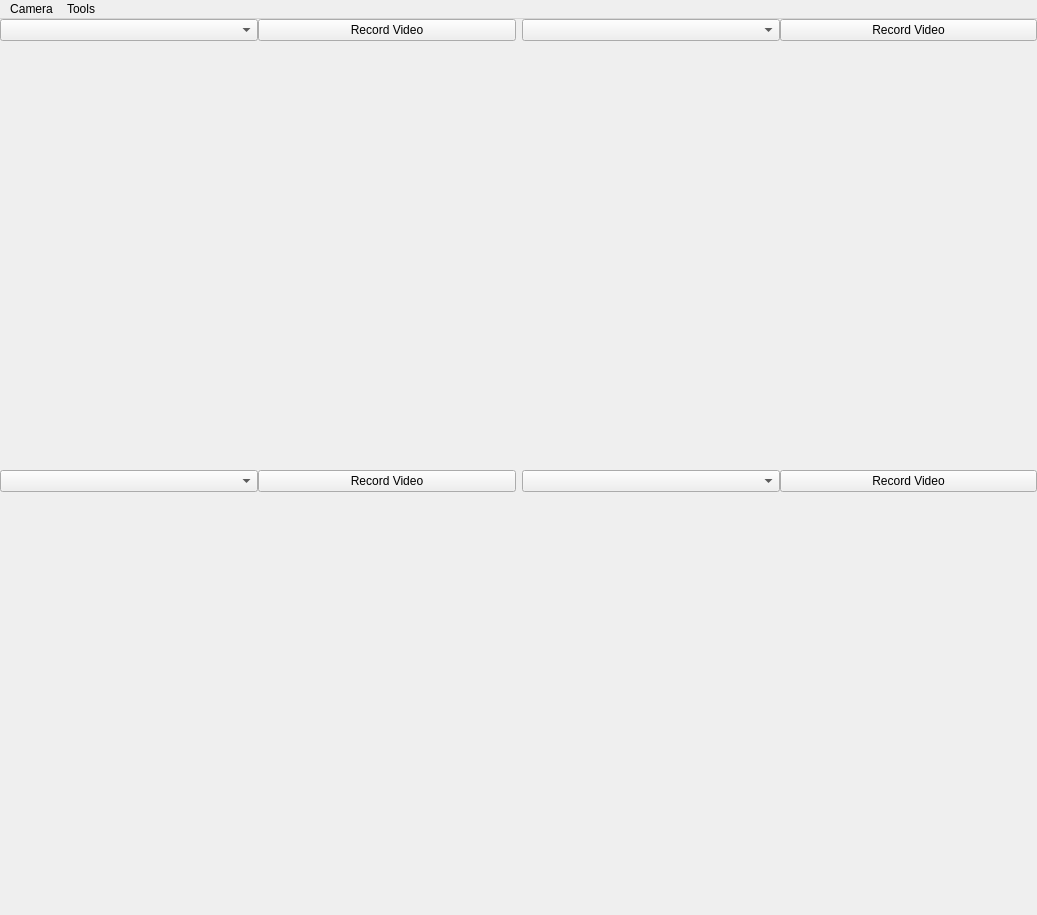
Qt form src/designer/video.ui (marsinstituteSC/MissionControl) before a commit.
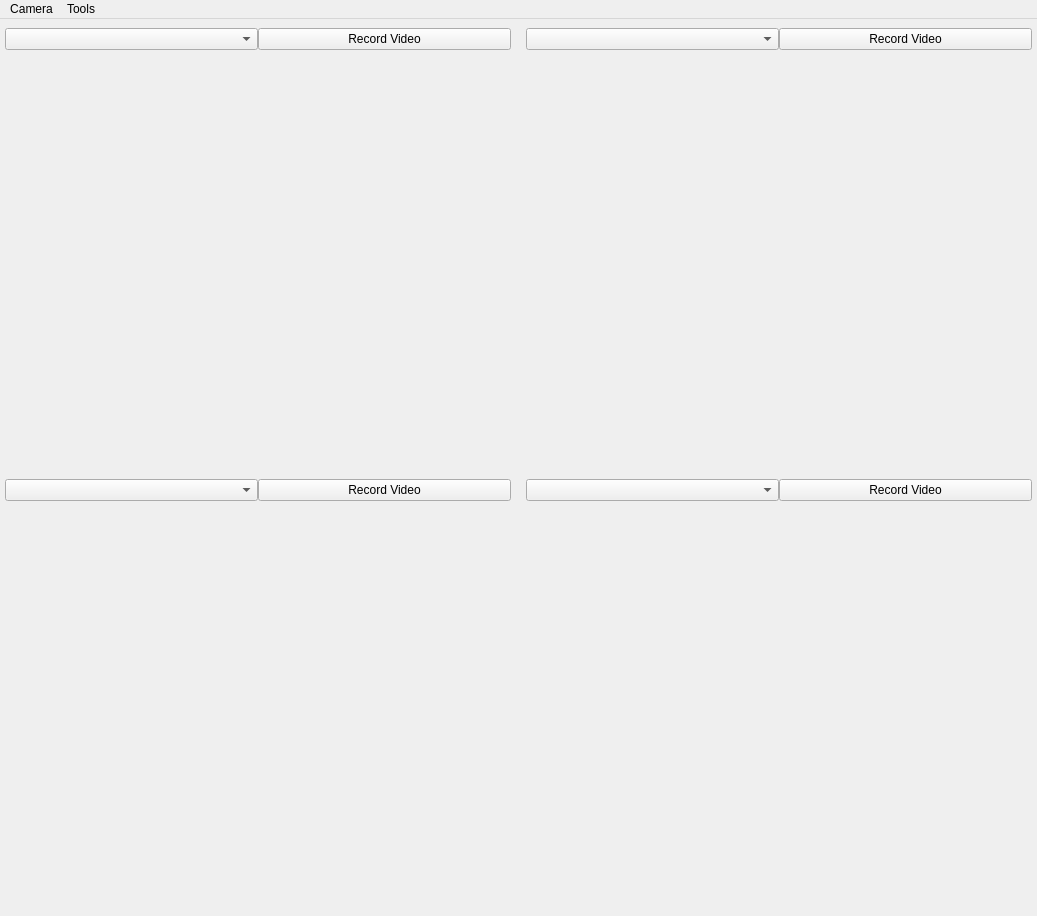
The same form after that commit.

Commit message: Quick layout fix

What changed in the file:
```diff
--- a/src/designer/video.ui
+++ b/src/designer/video.ui
@@ -10,7 +10,7 @@
     <x>0</x>
     <y>0</y>
     <width>1037</width>
-    <height>915</height>
+    <height>916</height>
    </rect>
   </property>
   <property name="windowTitle">
@@ -70,7 +70,7 @@
         <number>0</number>
        </property>
        <property name="spacing">
-        <number>0</number>
+        <number>5</number>
        </property>
        <item row="0" column="0">
         <widget class="QWidget" name="video1_widget" native="true">
@@ -88,17 +88,14 @@
            <number>0</number>
           </property>
           <property name="rightMargin">
-           <number>3</number>
+           <number>0</number>
           </property>
           <property name="bottomMargin">
-           <number>3</number>
+           <number>0</number>
           </property>
           <property name="spacing">
            <number>0</number>
           </property>
-          <item row="0" column="0">
-           <widget class="QComboBox" name="video1_choice"/>
-          </item>
           <item row="1" column="0">
            <widget class="QLabel" name="video1_player">
             <property name="sizePolicy">
@@ -130,11 +127,47 @@
             </property>
            </widget>
           </item>
-          <item row="0" column="1">
-           <widget class="QPushButton" name="record1">
-            <property name="text">
-             <string>Record Video</string>
+          <item row="0" column="0">
+           <widget class="QWidget" name="widget" native="true">
+            <property name="sizePolicy">
+             <sizepolicy hsizetype="Preferred" vsizetype="Preferred">
+              <horstretch>0</horstretch>
+              <verstretch>0</verstretch>
+             </sizepolicy>
             </property>
+            <property name="maximumSize">
+             <size>
+              <width>16777215</width>
+              <height>40</height>
+             </size>
+            </property>
+            <layout class="QHBoxLayout" name="horizontalLayout">
+             <property name="spacing">
+              <number>0</number>
+             </property>
+             <property name="leftMargin">
+              <number>5</number>
+             </property>
+             <property name="topMargin">
+              <number>0</number>
+             </property>
+             <property name="rightMargin">
+              <number>5</number>
+             </property>
+             <property name="bottomMargin">
+              <number>0</number>
+             </property>
+             <item>
+              <widget class="QComboBox" name="video1_choice"/>
+             </item>
+             <item>
+              <widget class="QPushButton" name="record1">
+               <property name="text">
+                <string>Record Video</string>
+               </property>
+              </widget>
+             </item>
+            </layout>
            </widget>
           </item>
          </layout>
@@ -142,9 +175,9 @@
        </item>
        <item row="0" column="1">
         <widget class="QWidget" name="video3_widget" native="true">
-         <layout class="QGridLayout" name="gridLayout_6">
+         <layout class="QGridLayout" name="gridLayout_5">
           <property name="leftMargin">
-           <number>3</number>
+           <number>0</number>
           </property>
           <property name="topMargin">
            <number>0</number>
@@ -153,7 +186,7 @@
            <number>0</number>
           </property>
           <property name="bottomMargin">
-           <number>3</number>
+           <number>0</number>
           </property>
           <property name="spacing">
            <number>0</number>
@@ -178,17 +211,44 @@
            </widget>
           </item>
           <item row="0" column="0">
-           <widget class="QComboBox" name="video3_choice">
-            <property name="editable">
-             <bool>false</bool>
+           <widget class="QWidget" name="widget_3" native="true">
+            <property name="maximumSize">
+             <size>
+              <width>16777215</width>
+              <height>40</height>
+             </size>
             </property>
-           </widget>
-          </item>
-          <item row="0" column="1">
-           <widget class="QPushButton" name="record2">
-            <property name="text">
-             <string>Record Video</string>
-            </property>
+            <layout class="QHBoxLayout" name="horizontalLayout_3">
+             <property name="spacing">
+              <number>0</number>
+             </property>
+             <property name="leftMargin">
+              <number>5</number>
+             </property>
+             <property name="topMargin">
+              <number>0</number>
+             </property>
+             <property name="rightMargin">
+              <number>5</number>
+             </property>
+             <property name="bottomMargin">
+              <number>0</number>
+             </property>
+             <item>
+              <widget class="QComboBox" name="video3_choice">
+               <property name="editable">
+                <bool>false</bool>
+               </property>
+              </widget>
+             </item>
+             <item>
+              <widget class="QPushButton" name="record3">
+               <property name="text">
+                <string>Record Video</string>
+               </property>
+              </widget>
+             </item>
+            </layout>
            </widget>
           </item>
          </layout>
@@ -196,15 +256,15 @@
        </item>
        <item row="1" column="0">
         <widget class="QWidget" name="video2_widget" native="true">
-         <layout class="QGridLayout" name="gridLayout_5">
+         <layout class="QGridLayout" name="gridLayout_3">
           <property name="leftMargin">
            <number>0</number>
           </property>
           <property name="topMargin">
-           <number>3</number>
+           <number>0</number>
           </property>
           <property name="rightMargin">
-           <number>3</number>
+           <number>0</number>
           </property>
           <property name="bottomMargin">
            <number>0</number>
@@ -244,13 +304,40 @@
            </widget>
           </item>
           <item row="0" column="0">
-           <widget class="QComboBox" name="video2_choice"/>
-          </item>
-          <item row="0" column="1">
-           <widget class="QPushButton" name="record3">
-            <property name="text">
-             <string>Record Video</string>
+           <widget class="QWidget" name="widget_2" native="true">
+            <property name="maximumSize">
+             <size>
+              <width>16777215</width>
+              <height>40</height>
+             </size>
             </property>
+            <layout class="QHBoxLayout" name="horizontalLayout_2">
+             <property name="spacing">
+              <number>0</number>
+             </property>
+             <property name="leftMargin">
+              <number>5</number>
+             </property>
+             <property name="topMargin">
+              <number>0</number>
+             </property>
+             <property name="rightMargin">
+              <number>5</number>
+             </property>
+             <property name="bottomMargin">
+              <number>0</number>
+             </property>
+             <item>
+              <widget class="QComboBox" name="video2_choice"/>
+             </item>
+             <item>
+              <widget class="QPushButton" name="record2">
+               <property name="text">
+                <string>Record Video</string>
+               </property>
+              </widget>
+             </item>
+            </layout>
            </widget>
           </item>
          </layout>
@@ -261,12 +348,12 @@
          <property name="enabled">
           <bool>true</bool>
          </property>
-         <layout class="QGridLayout" name="gridLayout_7">
+         <layout class="QGridLayout" name="gridLayout_6">
           <property name="leftMargin">
-           <number>3</number>
+           <number>0</number>
           </property>
           <property name="topMargin">
-           <number>3</number>
+           <number>0</number>
           </property>
           <property name="rightMargin">
            <number>0</number>
@@ -277,9 +364,6 @@
           <property name="spacing">
            <number>0</number>
           </property>
-          <item row="0" column="0">
-           <widget class="QComboBox" name="video4_choice"/>
-          </item>
           <item row="1" column="0">
            <widget class="QLabel" name="video4_player">
             <property name="sizePolicy">
@@ -299,11 +383,41 @@
             </property>
            </widget>
           </item>
-          <item row="0" column="1">
-           <widget class="QPushButton" name="record4">
-            <property name="text">
-             <string>Record Video</string>
+          <item row="0" column="0">
+           <widget class="QWidget" name="widget_4" native="true">
+            <property name="maximumSize">
+             <size>
+              <width>16777215</width>
+              <height>40</height>
+             </size>
             </property>
+            <layout class="QHBoxLayout" name="horizontalLayout_4">
+             <property name="spacing">
+              <number>0</number>
+             </property>
+             <property name="leftMargin">
+              <number>5</number>
+             </property>
+             <property name="topMargin">
+              <number>0</number>
+             </property>
+             <property name="rightMargin">
+              <number>5</number>
+             </property>
+             <property name="bottomMargin">
+              <number>0</number>
+             </property>
+             <item>
+              <widget class="QComboBox" name="video4_choice"/>
+             </item>
+             <item>
+              <widget class="QPushButton" name="record4">
+               <property name="text">
+                <string>Record Video</string>
+               </property>
+              </widget>
+             </item>
+            </layout>
            </widget>
           </item>
          </layout>
```
The commit also changes 1 other file.
